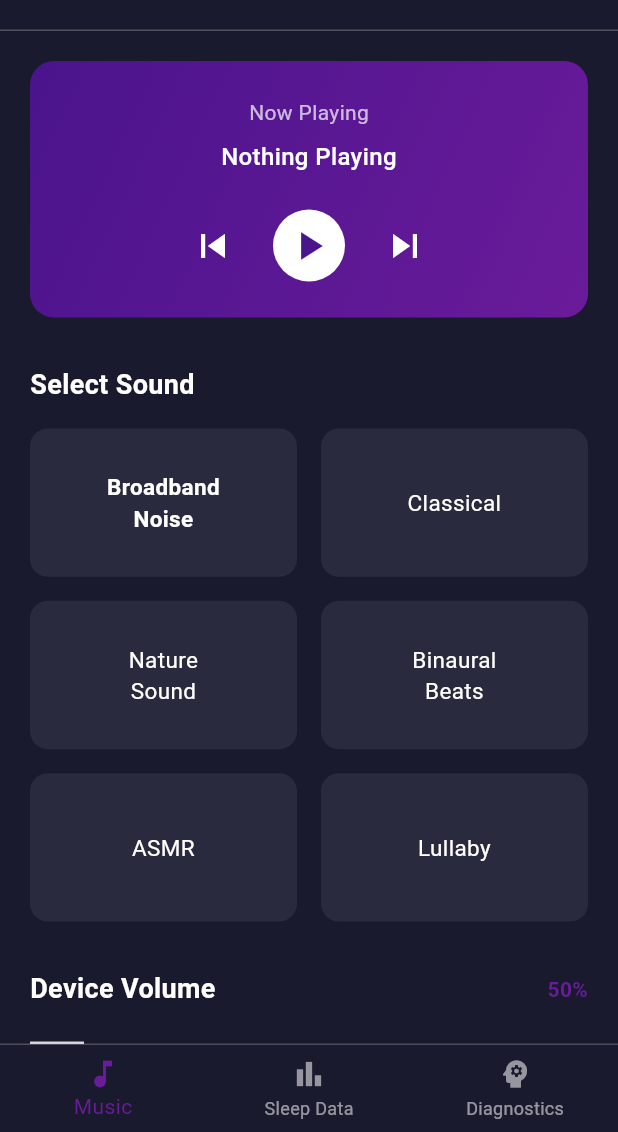
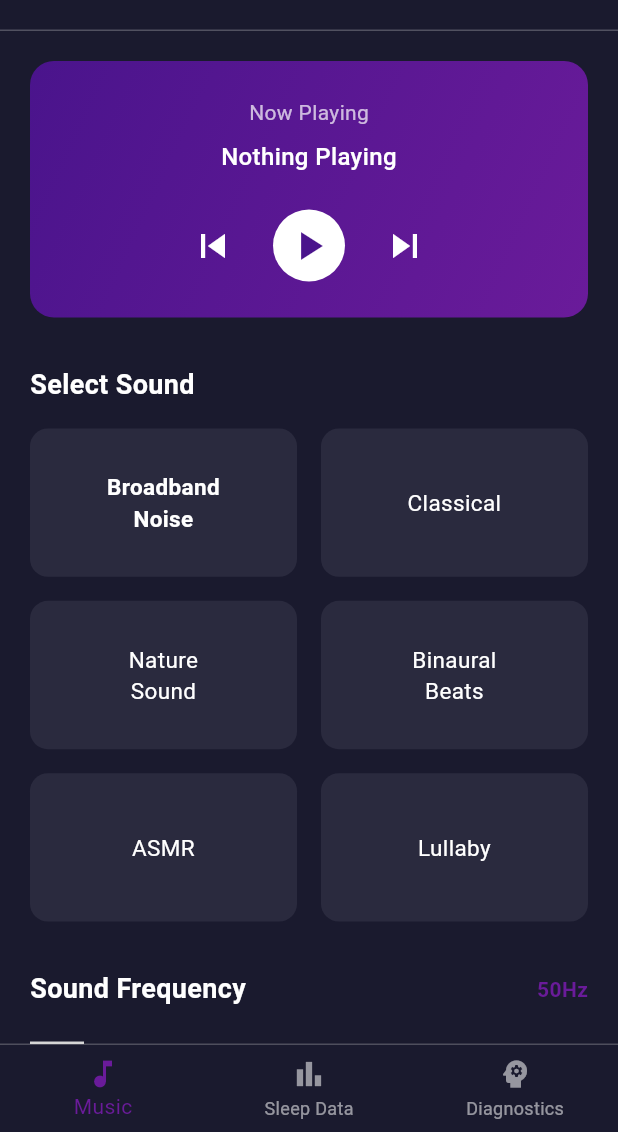
Before and after one commit to FrancisEugenio28/Sleep-Sound-Therapy-Mobile-App, a Flutter app: the screen it shows after launch, on a phone screen of 412 x 824 dp, the part 104-1236 px from its top. Run offline on Flutter 3.47's test engine with Material 3 defaults, Android fonts, the phone set to English and light mode, and no system bars; drawn by our look-alikes of syncfusion_flutter_sliders; our stand-ins replace flutter_blue_plus, just_audio, permission_handler; missing offline and left inert: rive_animated_icon; grey boxes are pictures that could not be loaded.

Commit message:
Landing page adjusment

```diff
--- a/lib/pages/landing_page.dart
+++ b/lib/pages/landing_page.dart
@@ -336,9 +336,9 @@ class _MusicPageContentState extends State<MusicPageContent> {
                 Row(
                   mainAxisAlignment: MainAxisAlignment.spaceBetween,
                   children: [
-                    const Text('Device Volume',
+                    const Text('Sound Frequency',
                         style: TextStyle(fontSize: 18, fontWeight: FontWeight.bold, color: Colors.white)),
-                    Text('${frequencyValue.toInt()}%',
+                    Text('${frequencyValue.toInt()}Hz',
                         style: const TextStyle(fontSize: 14, color: Color(0xFF6a1b9a), fontWeight: FontWeight.w600)),
                   ],
                 ),
```
